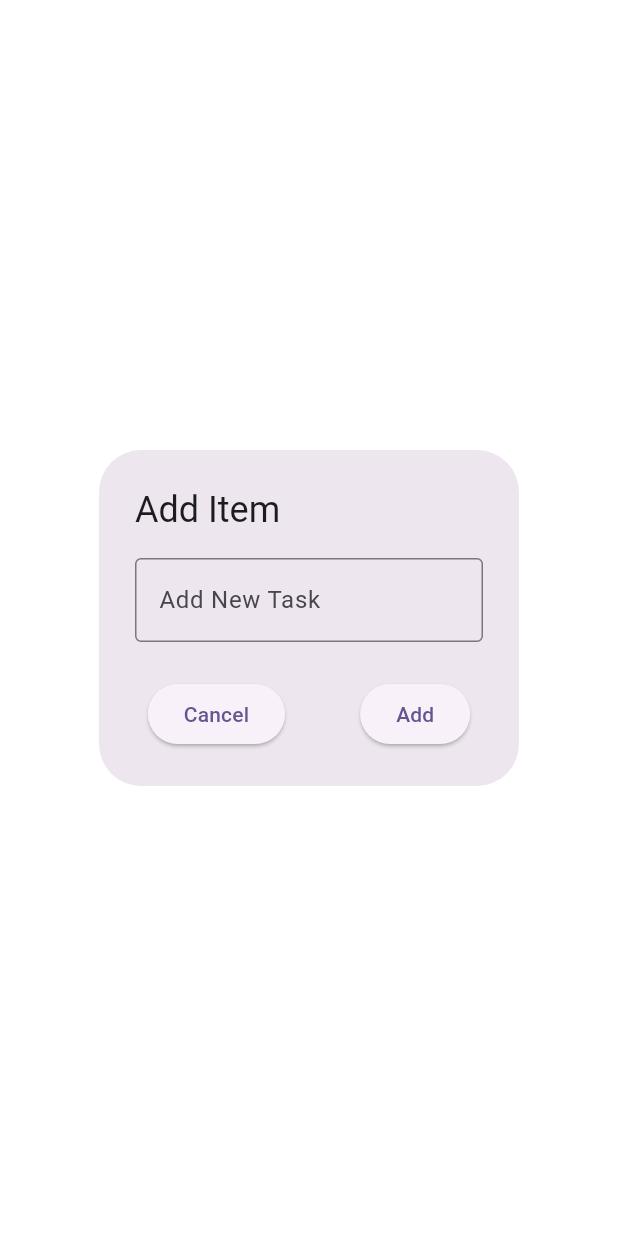
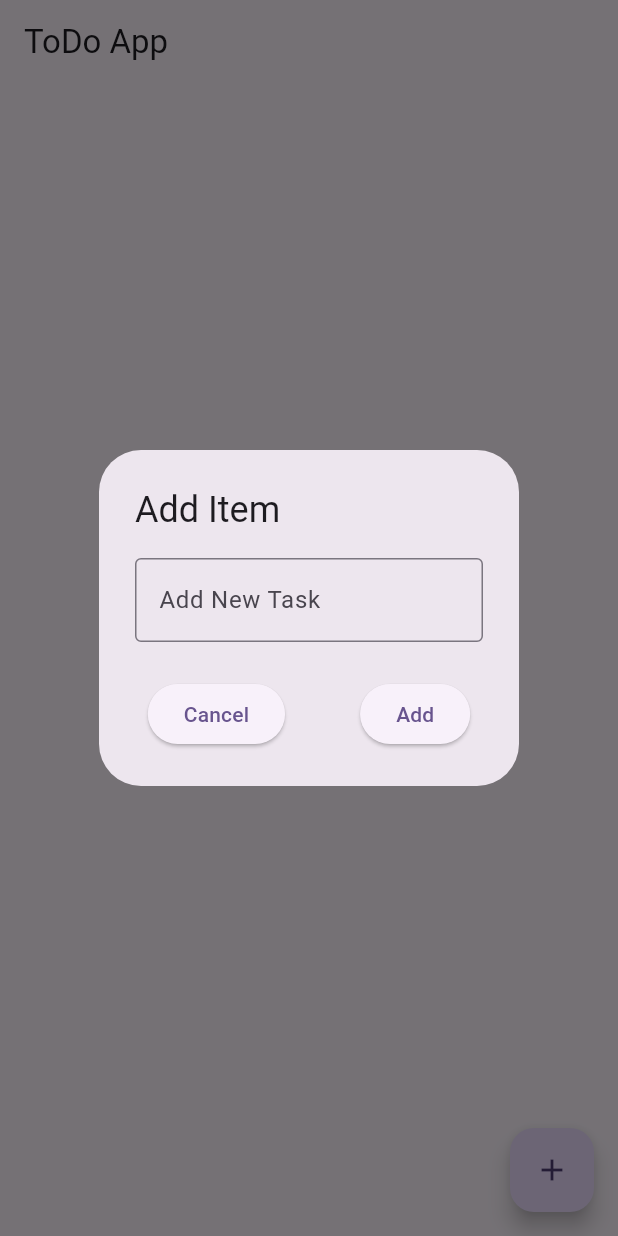
Before and after one commit to BugMaker69/YAT, a Flutter app: the screen it shows after launch, after a tap on the "add" icon, on a phone screen of 412 x 824 dp. Run offline on Flutter 3.47's test engine with Material 3 defaults, Android fonts, the phone set to English and light mode, and no system bars; our stand-ins replace hive, hive_flutter; accounts and stored records are empty.

Commit message:
Add Hive And Folder Structure

```diff
--- a/flutter_project/flutter_project/lib/add_item.dart
+++ b/flutter_project/flutter_project/lib/add_item.dart
@@ -1,29 +1,53 @@
 import 'package:flutter/material.dart';
 
 class AddItemDialog extends StatelessWidget {
-  const AddItemDialog({super.key});
+  // const AddItemDialog({super.key});
+
+  final controller;
+  VoidCallback onSave;
+  VoidCallback onCancel;
+  AddItemDialog(
+      {required this.controller, required this.onSave, required this.onCancel});
+
+  final _formKey = GlobalKey<FormState>();
 
   @override
   Widget build(BuildContext context) {
     return AlertDialog(
       title: Text("Add Item"),
-      content: TextFormField(
-        decoration: InputDecoration(
-          border: OutlineInputBorder(),
-          label: Text("Add New Task"),
-          hintText: "Add New Task",
+      content: Form(
+        key: _formKey,
+        child: TextFormField(
+          controller: controller,
+          decoration: InputDecoration(
+            border: OutlineInputBorder(),
+            label: Text("Add New Task"),
+            hintText: "Add New Task",
+          ),
+          validator: (value) {
+            if (value == null || value.isEmpty) {
+              return "please enter";
+            } else {
+              return null;
+            }
+          },
+          autovalidateMode: AutovalidateMode.onUserInteraction,
         ),
       ),
       actionsAlignment: MainAxisAlignment.center,
       buttonPadding: EdgeInsets.symmetric(horizontal: 50),
       actions: [
         ElevatedButton(
-          onPressed: () {
-            Navigator.pop(context);
-          },
+          onPressed: onCancel,
           child: Text("Cancel"),
         ),
-        ElevatedButton(onPressed: () {}, child: Text("Add")),
+        ElevatedButton(
+            onPressed: () {
+              if (_formKey.currentState?.validate() == true) {
+                onSave();
+              }
+            },
+            child: Text("Add")),
       ],
     );
   }
--- a/flutter_project/flutter_project/lib/card_data.dart
+++ /dev/null
@@ -1,6 +0,0 @@
-
-class CardData {
-  bool isChecked;
-  String data;
-  CardData({required this.isChecked, required this.data});
-}
--- a/flutter_project/flutter_project/lib/card_items_page.dart
+++ b/flutter_project/flutter_project/lib/card_items_page.dart
@@ -1,26 +1,33 @@
 
 
-import 'package:flutter/material.dart';
-import 'package:flutter_project/card_data.dart';
-import 'package:flutter_project/card_item.dart';
+// import 'package:flutter/material.dart';
+// import 'package:flutter_project/card_data.dart';
+// import 'package:flutter_project/card_item.dart';
 
-class ItemsList extends StatelessWidget {
-  ItemsList({super.key});
-  // const ItemsList({super.key});
+// class ItemsList extends StatelessWidget {
+//   // ItemsList({super.key});
+//   // const ItemsList({super.key});
 
-  List list = [
-    CardData(isChecked: true, data: "Hello"),
-    CardData(isChecked: false, data: "World"),
-    CardData(isChecked: true, data: "Me"),
-    CardData(isChecked: false, data: "Omar"),
-  ];
+//     ItemsList({required this.data,required this.isChecked,required this.onChanged});
+//   String data;
+//   bool isChecked;
+//   // CardItem({required this.data,required this.onChanged});
+//   // CardData data;
+//   Function (bool?)? onChanged;
 
-  @override
-  Widget build(BuildContext context) {
-    return ListView.separated(
-      itemBuilder: (context, index) => CardItem(data: list[index]),
-      separatorBuilder: (context, index) => SizedBox(height: 16),
-      itemCount: 4,
-    );
-  }
-}
+//   // List list = [
+//   //   CardData(isChecked: true, data: "Hello"),
+//   //   CardData(isChecked: false, data: "World"),
+//   //   CardData(isChecked: true, data: "Me"),
+//   //   CardData(isChecked: false, data: "Omar"),
+//   // ];
+
+//   @override
+//   Widget build(BuildContext context) {
+//     return ListView.separated(
+//       itemBuilder: (context, index) => CardItem(data: data,isChecked: isChecked,onChanged: onChanged),
+//       separatorBuilder: (context, index) => SizedBox(height: 16),
+//       itemCount: 4,
+//     );
+//   }
+// }
--- /dev/null
+++ b/flutter_project/flutter_project/lib/data/database.dart
@@ -0,0 +1,15 @@
+import 'package:hive_flutter/adapters.dart';
+
+class TodoDataBase {
+  List todoList = [];
+
+  final _myBox = Hive.box('todoBox');
+
+  void loadData() {
+    todoList = _myBox.get('todoList');
+  }
+
+  void updateDatabase() {
+    _myBox.put('todoList', todoList);
+  }
+}
--- a/flutter_project/flutter_project/lib/main.dart
+++ b/flutter_project/flutter_project/lib/main.dart
@@ -1,7 +1,12 @@
 import 'package:flutter/material.dart';
+import 'package:flutter_project/data/models/card_data.dart';
 import 'package:flutter_project/main_page.dart';
+import 'package:hive_flutter/adapters.dart';
 
-void main() {
+void main() async {
+  await Hive.initFlutter();
+  Hive.registerAdapter(CardDataAdapter());
+  await Hive.openBox('todoBox');
   runApp(const MyApp());
 }
 
--- a/flutter_project/flutter_project/lib/main_page.dart
+++ b/flutter_project/flutter_project/lib/main_page.dart
@@ -1,9 +1,69 @@
 import 'package:flutter/material.dart';
 import 'package:flutter_project/add_item.dart';
+import 'package:flutter_project/card_item.dart';
 import 'package:flutter_project/card_items_page.dart';
+import 'package:flutter_project/data/database.dart';
+import 'package:hive_flutter/adapters.dart';
 
-class MainScreen extends StatelessWidget {
-  const MainScreen({super.key});
+class MainScreen extends StatefulWidget {
+  MainScreen({super.key});
+
+  @override
+  State<MainScreen> createState() => _MainScreenState();
+}
+
+class _MainScreenState extends State<MainScreen> {
+  // final List todoList = [
+  //   ["Finish", true],
+  //   ["Do", false]
+  // ];
+
+  final _myBox = Hive.box('todoBox');
+  var todoDataBase = TodoDataBase();
+
+  @override
+  void initState() {
+    if (_myBox.get('todoList') != null) {
+      todoDataBase.loadData();
+    }
+  }
+
+  void onCheckboxChanged(bool? value, int index) {
+    setState(() {
+      todoDataBase.todoList[index][1] = !todoDataBase.todoList[index][1];
+      todoDataBase.updateDatabase();
+    });
+  }
+
+  final _controller = TextEditingController();
+
+  void saveNewTask() {
+    setState(() {
+      todoDataBase.todoList.add([_controller.text, false]);
+      todoDataBase.updateDatabase();
+    });
+
+    _controller.clear();
+    Navigator.pop(context);
+  }
+
+  void cancelNewTask() {
+    _controller.clear();
+    Navigator.pop(context);
+  }
+
+  void createNewTask() {
+    showDialog(
+      context: context,
+      builder: (context) {
+        return AddItemDialog(
+          controller: _controller,
+          onSave: saveNewTask,
+          onCancel: cancelNewTask,
+        );
+      },
+    );
+  }
 
   @override
   Widget build(BuildContext context) {
@@ -12,16 +72,29 @@ class MainScreen extends StatelessWidget {
         title: Text("ToDo App"),
       ),
       floatingActionButton: FloatingActionButton(
-          onPressed: () {
-            Navigator.push(
-              context,
-              MaterialPageRoute(
-                builder: (context) => AddItemDialog(),
-              ),
-            );
+        onPressed: createNewTask,
+        child: Icon(Icons.add),
+      ),
+      body: ListView.separated(
+        itemBuilder: (context, index) => Dismissible(
+          key: Key(todoDataBase.todoList[index][0]),
+          direction: DismissDirection.endToStart,
+          onDismissed: (direction) {
+            setState(() {
+              todoDataBase.todoList.removeAt(index);
+              todoDataBase.updateDatabase();
+            });
           },
-          child: Icon(Icons.add)),
-      body: ItemsList(),
+          child: CardItem(
+            data: todoDataBase.todoList[index][0],
+            isChecked: todoDataBase.todoList[index][1],
+            onChanged: (value) =>
+                onCheckboxChanged(todoDataBase.todoList[index][1], index),
+          ),
+        ),
+        itemCount: todoDataBase.todoList.length,
+        separatorBuilder: (context, index) => SizedBox(height: 16),
+      ),
     );
   }
 }
```
Also changed, not shown: flutter_project/flutter_project/lib/card_item.dart (+13 -20 lines), flutter_project/flutter_project/lib/data/models/card_data.dart (added, +14 -0 lines), flutter_project/flutter_project/pubspec.yaml (+10 -5 lines), flutter_project/flutter_project/assets/fonts/Viga-Regular.ttf (added), flutter_project/flutter_project/lib/data/models/card_data.g.dart (added).
